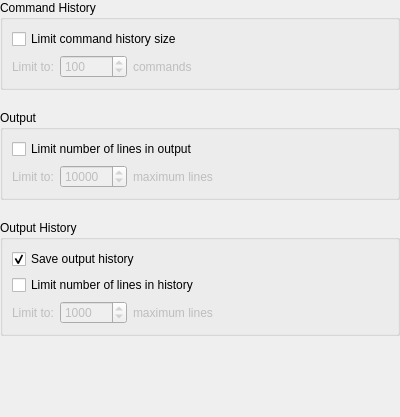
Old version of the form smushclient-qt/cpp/ui/settings/history.ui in the repository jnbooth/smushclient.
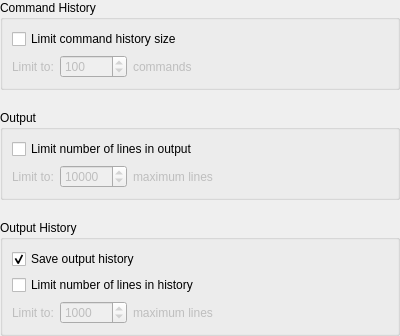
New version of the form.

```diff
--- a/smushclient-qt/cpp/ui/settings/history.ui
+++ b/smushclient-qt/cpp/ui/settings/history.ui
@@ -7,7 +7,7 @@
     <x>0</x>
     <y>0</y>
     <width>400</width>
-    <height>417</height>
+    <height>327</height>
    </rect>
   </property>
   <property name="windowTitle">
```
